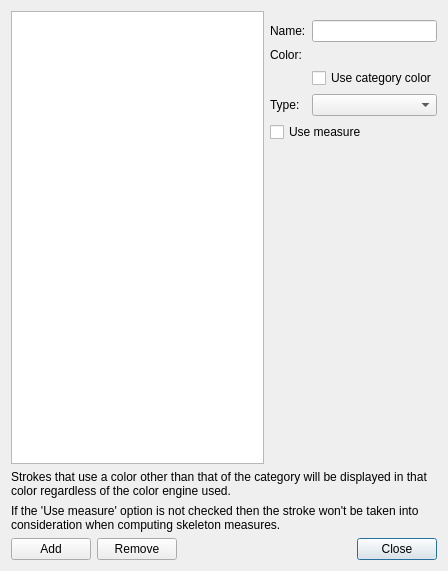
The window that App/Dialogs/SkeletonStrokeDefinition/StrokeDefinitionDialog.ui (FelixdelasPozas/EspINA) describes before a commit, drawn with Qt 5.
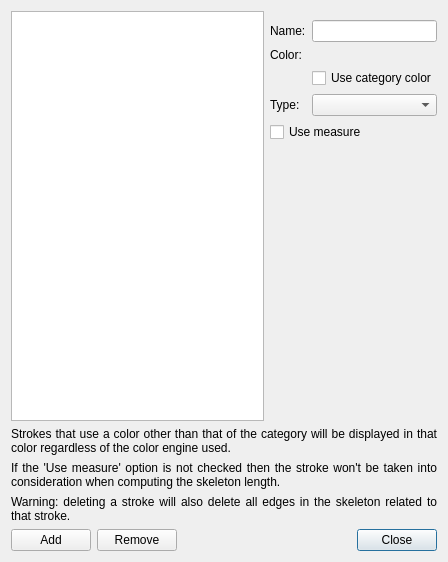
The same window after the commit. Icons and pictures are not drawn. Custom widgets are drawn as their Qt base class.

Commit message:
Modify strokes in skeleton edition.
- Able to undo/redo stroke definition changes.
- Stroke properties changes propagate to visualization immediately in skeleton edition.
- Minor API changes in skeleton event handler and menu creation.
- Fix: disallow creating loops.
- Fix: remove duplicated strokes in some cases.
- Fix: crash in Dendrite/Axon information extensions when processing malformed strokes.
- Minor API changes in SkeletonWidget2D and vtkSkeletonWidget to propagate stroke operations.

```diff
--- a/App/Dialogs/SkeletonStrokeDefinition/StrokeDefinitionDialog.ui
+++ b/App/Dialogs/SkeletonStrokeDefinition/StrokeDefinitionDialog.ui
@@ -7,7 +7,7 @@
     <x>0</x>
     <y>0</y>
     <width>448</width>
-    <height>571</height>
+    <height>562</height>
    </rect>
   </property>
   <property name="minimumSize">
@@ -146,6 +146,9 @@
      <property name="text">
       <string>Strokes that use a color other than that of the category will be displayed in that color regardless of the color engine used.</string>
      </property>
+     <property name="alignment">
+      <set>Qt::AlignJustify|Qt::AlignVCenter</set>
+     </property>
      <property name="wordWrap">
       <bool>true</bool>
      </property>
@@ -154,7 +157,23 @@
    <item>
     <widget class="QLabel" name="label_5">
      <property name="text">
-      <string>If the 'Use measure' option is not checked then the stroke won't be taken into consideration when computing skeleton measures.</string>
+      <string>If the 'Use measure' option is not checked then the stroke won't be taken into consideration when computing the skeleton length.</string>
+     </property>
+     <property name="alignment">
+      <set>Qt::AlignJustify|Qt::AlignVCenter</set>
+     </property>
+     <property name="wordWrap">
+      <bool>true</bool>
+     </property>
+    </widget>
+   </item>
+   <item>
+    <widget class="QLabel" name="label_6">
+     <property name="text">
+      <string>Warning: deleting a stroke will also delete all edges in the skeleton related to that stroke.</string>
+     </property>
+     <property name="alignment">
+      <set>Qt::AlignJustify|Qt::AlignVCenter</set>
      </property>
      <property name="wordWrap">
       <bool>true</bool>
```
The commit also changes 16 other files.
